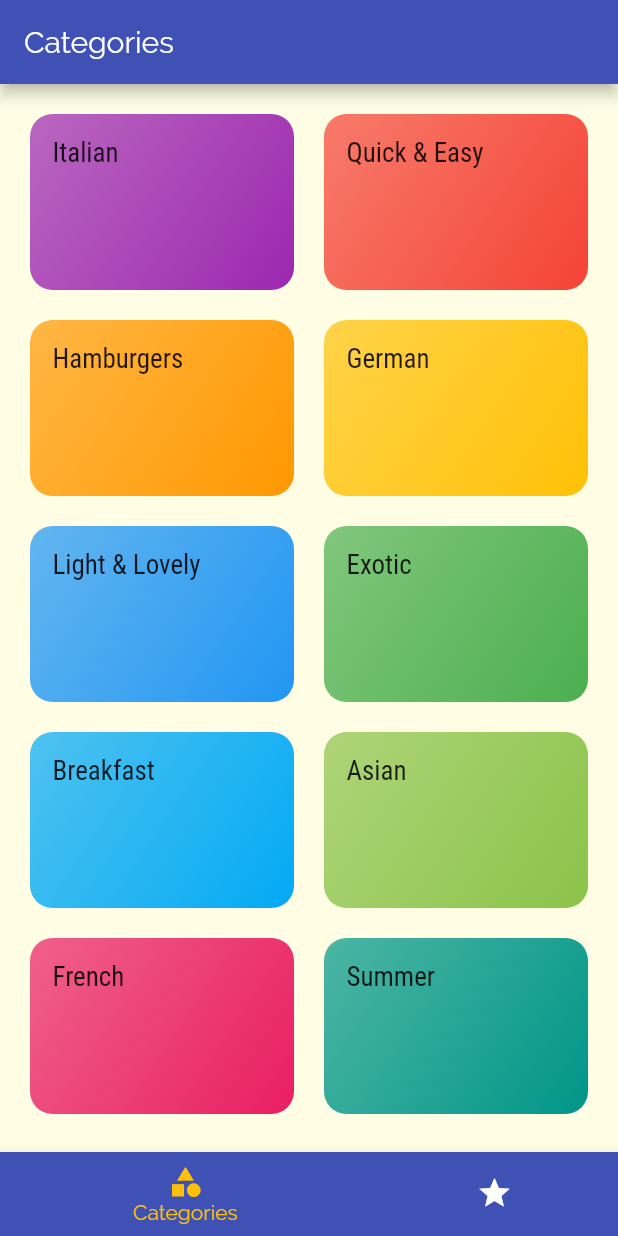
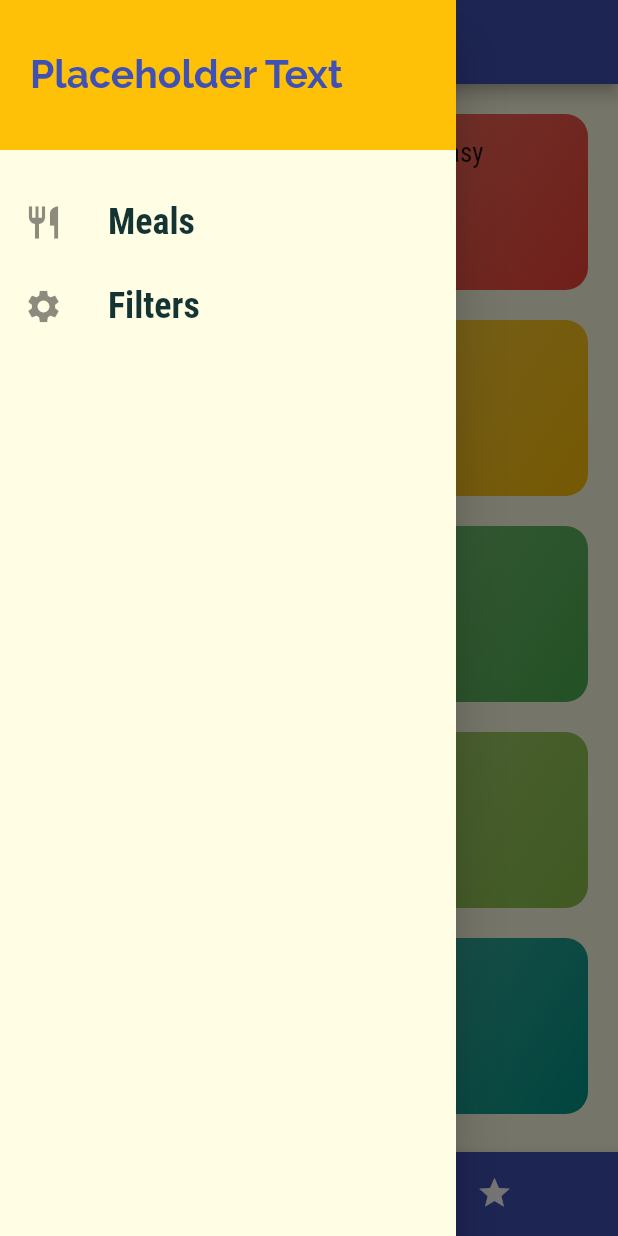
Before and after one commit to trance128/meals, a Flutter app: the screen it shows after launch, with the side drawer open (before the commit the screen has no drawer), on a phone screen of 412 x 824 dp. Run offline on Flutter 3.47's test engine with Material 2 defaults, Android fonts, the phone set to English and light mode, and no system bars.

Commit message:
Added Drawer on left side for extra navigation / settings

```diff
--- a/lib/main.dart
+++ b/lib/main.dart
@@ -4,6 +4,7 @@ import './screens/categories_screen.dart';
 import './screens/category_meals_screen.dart';
 import './screens/meal_details_screen.dart';
 import './screens/tabs_screen.dart';
+import './screens/filters_screen.dart';
 
 void main() => runApp(App());
 
@@ -29,8 +30,9 @@ class App extends StatelessWidget {
               fontFamily: 'RobotoCondensed',
             )),
       ),
-      home: TabsScreen(),
       routes: {
+        '/': (ctx) => TabsScreen(),
+        FiltersScreen.routeName: (ctx) => FiltersScreen(),
         CategoryMealsScreen.routeName: (ctx) => CategoryMealsScreen(),
         MealDetailsScreen.routeName: (ctx) => MealDetailsScreen(),
       },
--- /dev/null
+++ b/lib/screens/filters_screen.dart
@@ -0,0 +1,11 @@
+import 'package:flutter/material.dart';
+
+class FiltersScreen extends StatelessWidget {
+  static const routeName = '/filters';
+  @override
+  Widget build(BuildContext context) {
+    return Center(
+      child: Text('Filters!'),
+    );
+  }
+}
--- a/lib/screens/tabs_screen.dart
+++ b/lib/screens/tabs_screen.dart
@@ -1,5 +1,6 @@
 import 'package:flutter/material.dart';
 
+import '../widgets/main_drawer.dart';
 import './categories_screen.dart';
 import './favorites_screen.dart';
 
@@ -33,6 +34,7 @@ class _TabsScreenState extends State<TabsScreen> {
       appBar: AppBar(
         title: Text(_pages[_selectedPageIndex]['title']),
       ),
+      drawer: MainDrawer(),
       body: _pages[_selectedPageIndex]['page'],
       bottomNavigationBar: BottomNavigationBar(
         onTap: _selectPage,
--- /dev/null
+++ b/lib/widgets/main_drawer.dart
@@ -0,0 +1,67 @@
+import 'package:flutter/material.dart';
+
+import '../screens/filters_screen.dart';
+
+class MainDrawer extends StatelessWidget {
+  const MainDrawer({Key key}) : super(key: key);
+
+  Widget buildListTile(String title, IconData icon, Function tapHandler) {
+    return ListTile(
+      leading: Icon(
+        icon,
+        size: 26,
+      ),
+      title: Text(
+        title,
+        style: TextStyle(
+          fontFamily: 'RobotoCondensed',
+          fontSize: 24,
+          fontWeight: FontWeight.bold,
+        ),
+      ),
+      onTap: tapHandler,
+    );
+  }
+
+  @override
+  Widget build(BuildContext context) {
+    return Drawer(
+      child: Column(
+        children: <Widget>[
+          Container(
+            height: 100,
+            width: double.infinity,
+            padding: const EdgeInsets.all(20),
+            alignment: Alignment.centerLeft,
+            color: Theme.of(context).accentColor,
+            child: Text(
+              "Placeholder Text",
+              style: TextStyle(
+                fontWeight: FontWeight.w700,
+                fontSize: 26,
+                color: Theme.of(context).primaryColor,
+              ),
+            ),
+          ),
+          SizedBox(
+            height: 20,
+          ),
+          buildListTile(
+            'Meals',
+            Icons.restaurant,
+            () {
+              Navigator.of(context).pushNamed('/');
+            },
+          ),
+          buildListTile(
+            'Filters',
+            Icons.settings,
+            () {
+              Navigator.of(context).pushNamed(FiltersScreen.routeName);
+            },
+          ),
+        ],
+      ),
+    );
+  }
+}
```
